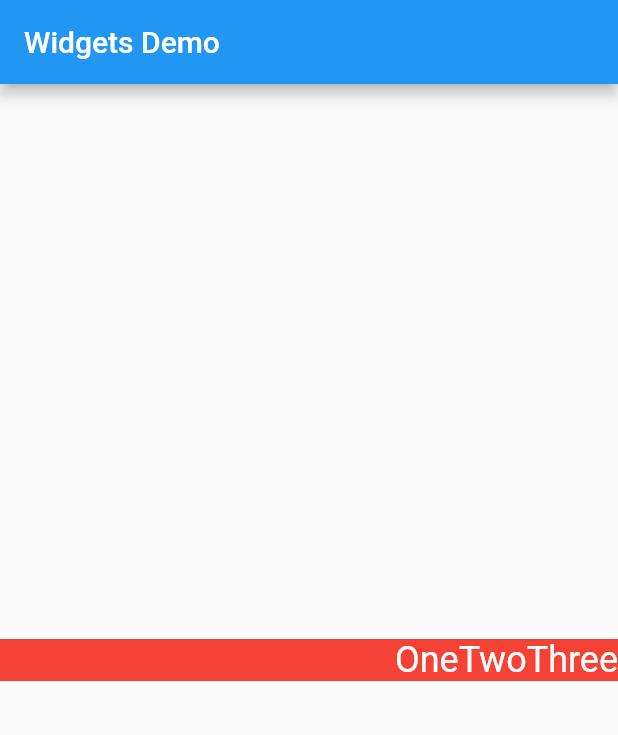
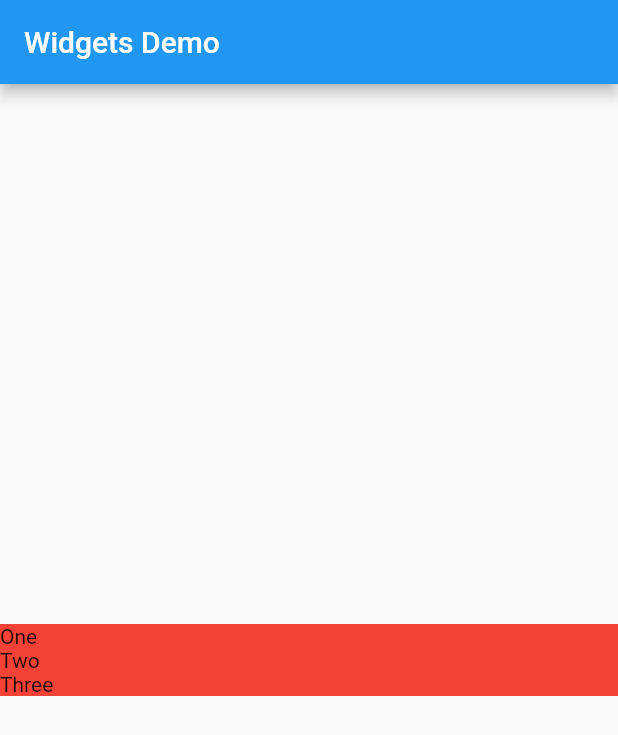
Before and after one commit to imrandev/widgets, a Flutter app: the screen it shows after launch, on a phone screen of 412 x 824 dp. Shown: the top 735 px of the screen. Run offline on Flutter 3.47's test engine with Material 2 defaults, Android fonts, the phone set to English and light mode, and no system bars.

Commit message:
Update Column

```diff
--- a/lib/column.dart
+++ b/lib/column.dart
@@ -6,6 +6,10 @@ class MyColumn extends StatelessWidget {
   Widget build(BuildContext context) {
 
     return Column(
+      crossAxisAlignment: CrossAxisAlignment.stretch,
+      verticalDirection: VerticalDirection.down,
+      mainAxisAlignment: MainAxisAlignment.center,
+      mainAxisSize: MainAxisSize.min,
       children: <Widget>[
         Text("One"),
         Text("Two"),
--- a/lib/main.dart
+++ b/lib/main.dart
@@ -1,4 +1,5 @@
 import 'package:flutter/material.dart';
+import 'package:widgets/column.dart';
 import 'package:widgets/container.dart';
 import 'package:widgets/row.dart';
 import 'media_query.dart';
@@ -31,7 +32,7 @@ class MyHomePage extends StatelessWidget {
       body: Center(
         child: Container(
           color: Colors.red,
-          child: MyRow(),
+          child: MyColumn(),
         ),
       )
     );
```
